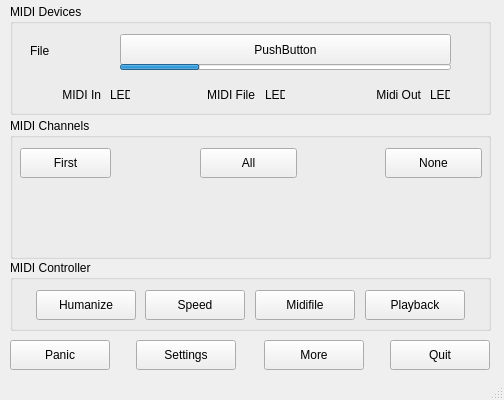
The window that src/mainwindow.ui (obook/I-like-Chopin) describes before a commit, drawn with Qt 5.
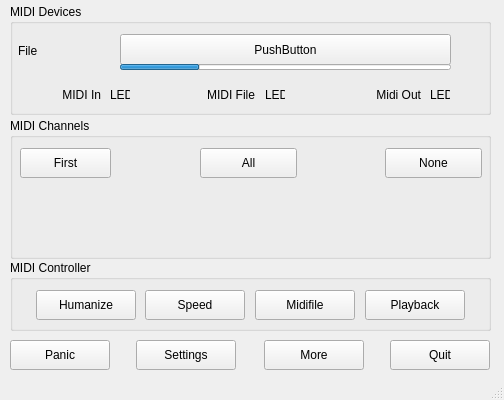
The same window after the commit.

Commit message: Newv:vshort names in label and song button

Diff of the .ui file:
```diff
--- a/src/mainwindow.ui
+++ b/src/mainwindow.ui
@@ -48,9 +48,9 @@
     <widget class="QLabel" name="label_File">
      <property name="geometry">
       <rect>
-       <x>20</x>
+       <x>8</x>
        <y>36</y>
-       <width>81</width>
+       <width>91</width>
        <height>22</height>
       </rect>
      </property>
```
The commit also changes 4 other files.
